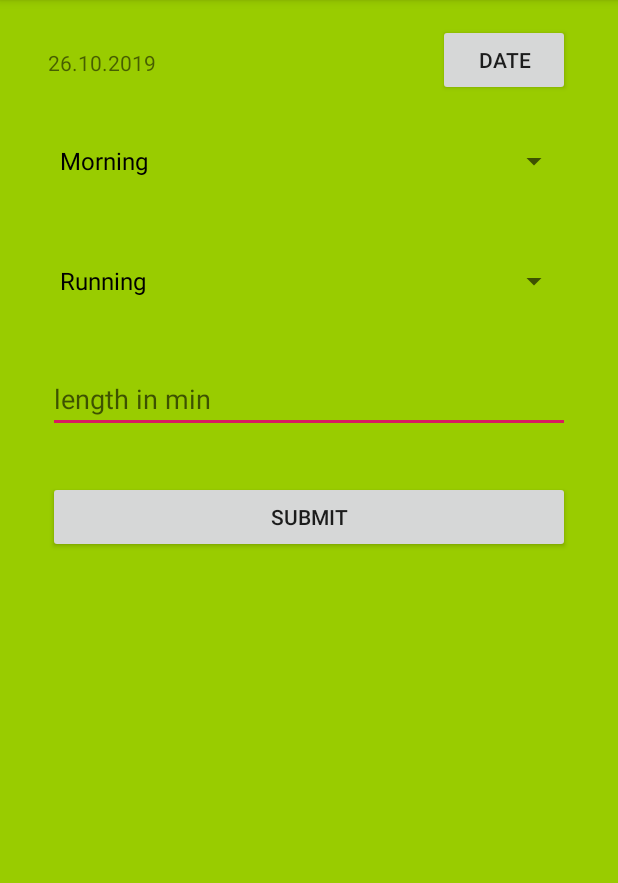
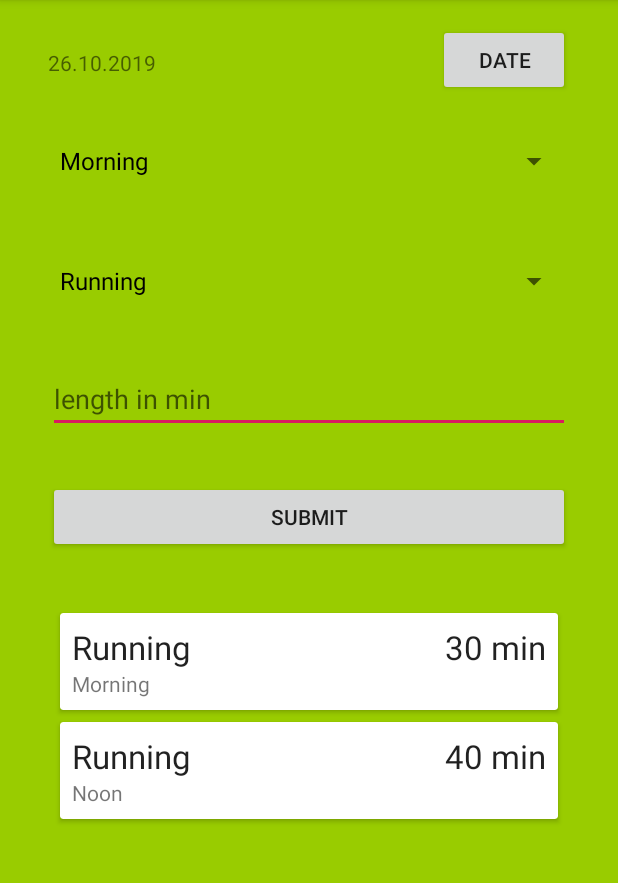
Before and after one commit to wmorian/track.it, an Android app: the screen it shows after launch (MainActivity), on a phone screen of 412 x 824 dp, the part 84-967 px from its top. Run offline under Robolectric (Android 15) with nearby library versions, the phone set to English and light mode, and no system bars; our stand-ins replace Room's generated code.

Commit message:
add sport ViewModel and Adapter
show all sports in the recyclerView within the SportFragment

```diff
--- a/app/build.gradle
+++ b/app/build.gradle
@@ -5,7 +5,7 @@ android {
     buildToolsVersion "29.0.2"
     defaultConfig {
         applicationId "morian.apps.trackit"
-        minSdkVersion 15
+        minSdkVersion 17
         targetSdkVersion 28
         versionCode 1
         versionName "1.0"
--- /dev/null
+++ b/app/src/main/java/morian/apps/trackit/SportAdapter.java
@@ -0,0 +1,56 @@
+package morian.apps.trackit;
+
+import android.view.LayoutInflater;
+import android.view.View;
+import android.view.ViewGroup;
+import android.widget.TextView;
+
+import androidx.annotation.NonNull;
+import androidx.recyclerview.widget.RecyclerView;
+
+import java.util.ArrayList;
+import java.util.List;
+
+public class SportAdapter extends RecyclerView.Adapter<SportAdapter.SportHolder> {
+
+    private List<Sport> sports = new ArrayList<>();
+
+    @NonNull
+    @Override
+    public SportHolder onCreateViewHolder(@NonNull ViewGroup parent, int viewType) {
+        View sportView = LayoutInflater.from(parent.getContext())
+                .inflate(R.layout.sport_item, parent, false);
+        return new SportHolder(sportView);
+    }
+
+    @Override
+    public void onBindViewHolder(@NonNull SportHolder holder, int position) {
+        Sport currentSport = sports.get(position);
+        holder.textViewKind.setText(currentSport.getKind());
+        holder.textViewTime.setText( currentSport.getTimeOfDay());
+        holder.textViewLength.setText(String.valueOf(currentSport.getLength()).concat(" min"));
+    }
+
+    @Override
+    public int getItemCount() {
+        return sports.size();
+    }
+
+    public void setSports(List<Sport> sports) {
+        this.sports = sports;
+        notifyDataSetChanged();
+    }
+
+    class SportHolder extends RecyclerView.ViewHolder {
+        private TextView textViewKind;
+        private TextView textViewTime;
+        private TextView textViewLength;
+
+        public SportHolder(@NonNull View itemView) {
+            super(itemView);
+            textViewKind = itemView.findViewById(R.id.kinds_of_sports);
+            textViewTime = itemView.findViewById(R.id.time_of_day);
+            textViewLength = itemView.findViewById(R.id.length);
+        }
+    }
+}
--- a/app/src/main/java/morian/apps/trackit/SportDatabase.java
+++ b/app/src/main/java/morian/apps/trackit/SportDatabase.java
@@ -45,9 +45,9 @@ public abstract class SportDatabase extends RoomDatabase {
 
         @Override
         protected Void doInBackground(Void... voids) {
-            sportDao.insert(new Sport("23.10.2019", "Morning", "Running", 30));
-            sportDao.insert(new Sport("24.10.2019", "Noon", "Running", 40));
-            sportDao.insert(new Sport("25.10.2019", "Evening", "Running", 50));
+            sportDao.insert(new Sport("26.10.2019", "Morning", "Running", 30));
+            sportDao.insert(new Sport("26.10.2019", "Noon", "Running", 40));
+//            sportDao.insert(new Sport("25.10.2019", "Evening", "Running", 50));
             return null;
         }
     }
--- a/app/src/main/java/morian/apps/trackit/SportFragment.java
+++ b/app/src/main/java/morian/apps/trackit/SportFragment.java
@@ -9,21 +9,28 @@ import android.widget.ArrayAdapter;
 import android.widget.Button;
 import android.widget.Spinner;
 import android.widget.TextView;
+import android.widget.Toast;
 
 import androidx.annotation.NonNull;
 import androidx.annotation.Nullable;
 import androidx.fragment.app.DialogFragment;
 import androidx.fragment.app.Fragment;
 import androidx.fragment.app.FragmentManager;
+import androidx.lifecycle.Observer;
+import androidx.lifecycle.ViewModelProviders;
+import androidx.recyclerview.widget.LinearLayoutManager;
+import androidx.recyclerview.widget.RecyclerView;
 
 import java.text.SimpleDateFormat;
 import java.util.Date;
+import java.util.List;
 
 public class SportFragment extends Fragment {
 
+    private SportViewModel sportViewModel;
+
     public static final int REQUEST_CODE = 11;
     TextView currentDate;
-
 
     @Nullable
     @Override
@@ -41,6 +48,23 @@ public class SportFragment extends Fragment {
                 DialogFragment fragment = new DatePickerFragment();
                 fragment.setTargetFragment(SportFragment.this, REQUEST_CODE);
                 fragment.show(fm, "datePicker");
+            }
+        });
+
+        RecyclerView recyclerView = view.findViewById(R.id.recycle_view);
+        recyclerView.setLayoutManager(new LinearLayoutManager(this.getActivity()));
+        recyclerView.setHasFixedSize(true);
+
+        final SportAdapter adapter = new SportAdapter();
+        recyclerView.setAdapter(adapter);
+
+        sportViewModel = ViewModelProviders.of(this).get(SportViewModel.class);
+        sportViewModel.getAllSports().observe(this, new Observer<List<Sport>>() {
+            @Override
+            public void onChanged(List<Sport> sports) {
+                // update RecyclerView
+                adapter.setSports(sports);
+//                Toast.makeText(getActivity(), "onChanged", Toast.LENGTH_SHORT).show();
             }
         });
 
--- /dev/null
+++ b/app/src/main/java/morian/apps/trackit/SportViewModel.java
@@ -0,0 +1,42 @@
+package morian.apps.trackit;
+
+import android.app.Application;
+
+import androidx.annotation.NonNull;
+import androidx.lifecycle.AndroidViewModel;
+import androidx.lifecycle.LiveData;
+
+import java.util.List;
+
+public class SportViewModel extends AndroidViewModel {
+
+    private SportRepository repository;
+    private LiveData<List<Sport>> allSports;
+
+    public SportViewModel(@NonNull Application application) {
+        super(application);
+
+        repository = new SportRepository(application);
+        allSports = repository.getAllSports();
+    }
+
+    public void insert(Sport sport) {
+        repository.insert(sport);
+    }
+
+    public void update(Sport sport) {
+        repository.update(sport);
+    }
+
+    public void delete(Sport sport) {
+        repository.delete(sport);
+    }
+
+    public void deleteAllSports() {
+        repository.deleteAllNotes();
+    }
+
+    public LiveData<List<Sport>> getAllSports() {
+        return allSports;
+    }
+}
--- a/app/src/main/res/layout/fragment_sport.xml
+++ b/app/src/main/res/layout/fragment_sport.xml
@@ -1,6 +1,5 @@
 <?xml version="1.0" encoding="utf-8"?>
-<androidx.constraintlayout.widget.ConstraintLayout
-    xmlns:android="http://schemas.android.com/apk/res/android"
+<androidx.constraintlayout.widget.ConstraintLayout xmlns:android="http://schemas.android.com/apk/res/android"
     xmlns:app="http://schemas.android.com/apk/res-auto"
     xmlns:tools="http://schemas.android.com/tools"
     android:layout_width="match_parent"
@@ -29,8 +28,8 @@
         android:layout_marginTop="16dp"
         android:layout_marginEnd="32dp"
         android:layout_marginRight="32dp"
+        android:onClick="showDatePickerDialog"
         android:text="date"
-        android:onClick="showDatePickerDialog"
         app:layout_constraintEnd_toEndOf="parent"
         app:layout_constraintTop_toTopOf="parent" />
 
@@ -90,4 +89,19 @@
         app:layout_constraintTop_toBottomOf="@+id/editText" />
 
 
+<!--    When moving this to another fragment, then change the parent ConstaintLayaut to CoordinatorLayout-->
+    <androidx.recyclerview.widget.RecyclerView
+        android:id="@+id/recycle_view"
+        android:layout_width="0dp"
+        android:layout_height="0dp"
+        android:layout_marginStart="32dp"
+        android:layout_marginTop="32dp"
+        android:layout_marginEnd="32dp"
+        android:layout_marginBottom="32dp"
+        app:layout_constraintBottom_toBottomOf="parent"
+        app:layout_constraintEnd_toEndOf="parent"
+        app:layout_constraintStart_toStartOf="parent"
+        app:layout_constraintTop_toBottomOf="@+id/submit"
+        tools:listitem="@layout/sport_item" />
+
 </androidx.constraintlayout.widget.ConstraintLayout>
--- /dev/null
+++ b/app/src/main/res/layout/sport_item.xml
@@ -0,0 +1,43 @@
+<?xml version="1.0" encoding="utf-8"?>
+<androidx.cardview.widget.CardView xmlns:android="http://schemas.android.com/apk/res/android"
+    android:layout_width="match_parent"
+    android:layout_height="wrap_content"
+    android:layout_marginEnd="8dp"
+    android:layout_marginStart="8dp"
+    android:layout_marginTop="8dp">
+
+    <RelativeLayout
+        android:layout_width="wrap_content"
+        android:layout_height="wrap_content"
+        android:padding="8dp">
+
+        <TextView
+            android:id="@+id/length"
+            android:layout_width="wrap_content"
+            android:layout_height="wrap_content"
+            android:layout_alignParentEnd="true"
+            android:layout_alignParentRight="true"
+            android:text="Time"
+            android:textAppearance="@style/TextAppearance.AppCompat.Large" />
+
+        <TextView
+            android:id="@+id/kinds_of_sports"
+            android:layout_width="wrap_content"
+            android:layout_height="wrap_content"
+            android:text="Kind"
+            android:textAppearance="@style/TextAppearance.AppCompat.Large"
+            android:maxLines="1"
+            android:layout_toStartOf="@+id/length"
+            android:layout_alignParentStart="true"
+            android:ellipsize="end" />
+
+        <TextView
+            android:id="@+id/time_of_day"
+            android:layout_width="wrap_content"
+            android:layout_height="wrap_content"
+            android:layout_below="@+id/kinds_of_sports"
+            android:text="Time of Day" />
+
+
+    </RelativeLayout>
+</androidx.cardview.widget.CardView>
```
